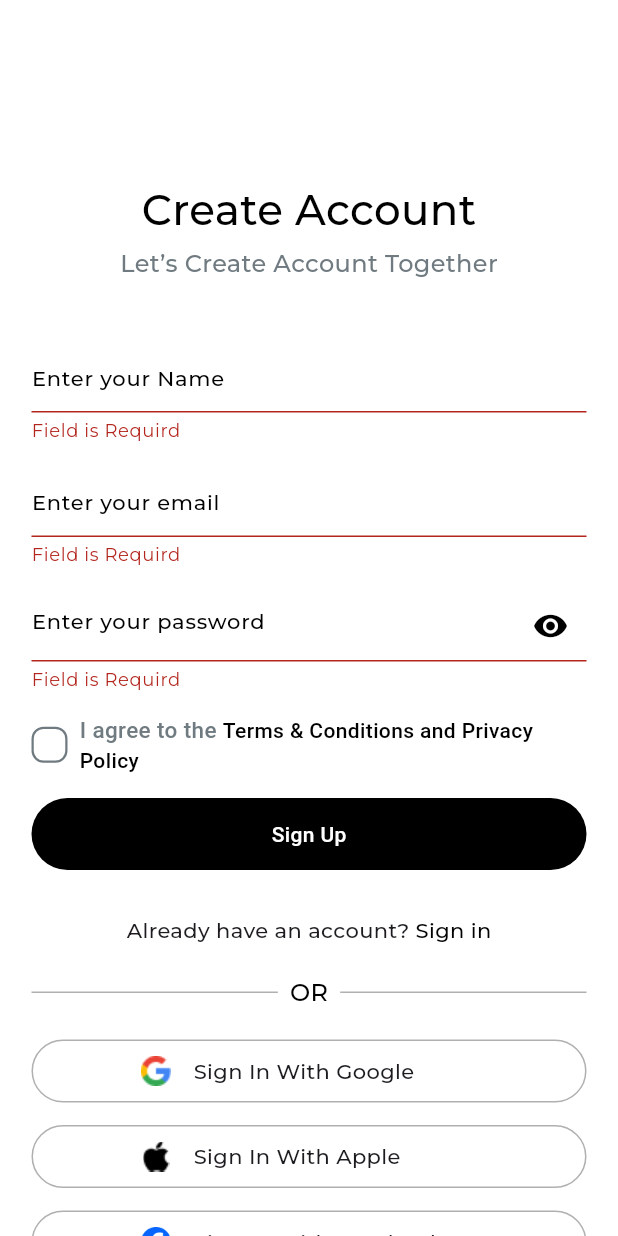
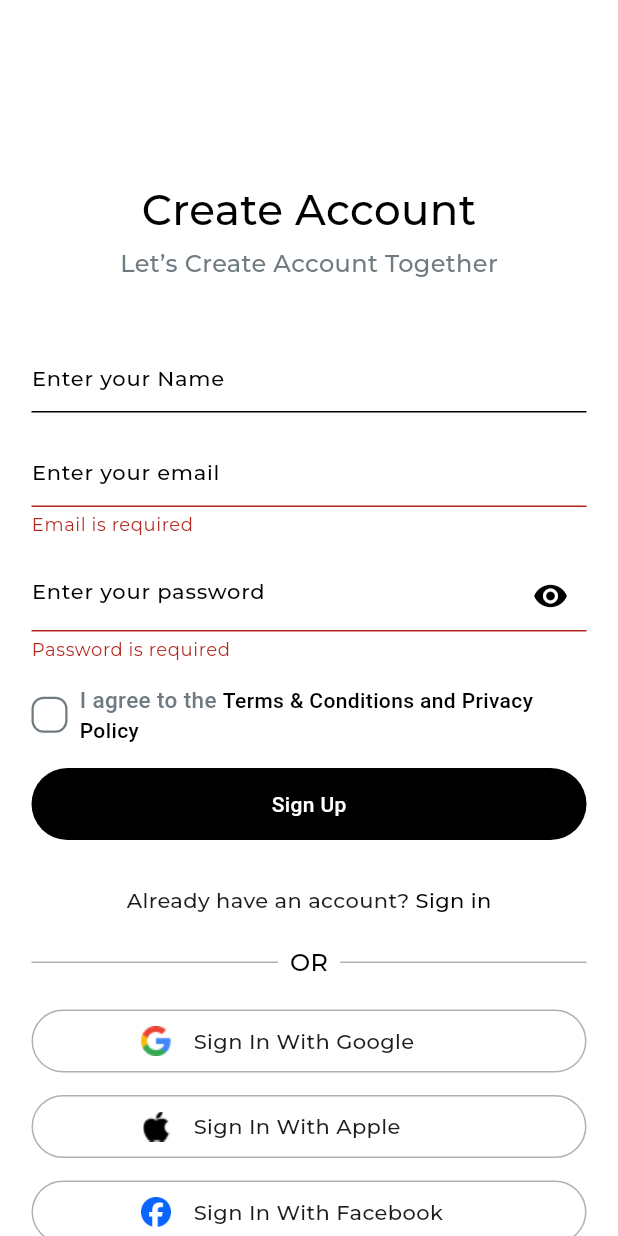
Before and after one commit to amirashawki/Shoely_app, a Flutter app: the SignUpViewBody screen opened directly, after a tap on "Sign Up", on a phone screen of 412 x 824 dp. Run offline on Flutter 3.47's test engine with Material 3 defaults, Android fonts, the phone set to English and light mode, and no system bars; our stand-ins replace bloc, dartz, device_preview, dio, firebase_auth, firebase_core and 5 more; accounts and stored records are empty.

Commit message:
sign up view done

```diff
--- a/lib/Features/auth/presentation/views/widgets/custom_text_field.dart
+++ b/lib/Features/auth/presentation/views/widgets/custom_text_field.dart
@@ -12,6 +12,7 @@ class CustomTextFormField extends StatelessWidget {
     this.controller,
     this.keyboardType,
     this.onSaved,
+    this.validator,
   });
   String hintText;
   TextInputType? keyboardType;
@@ -20,17 +21,14 @@ class CustomTextFormField extends StatelessWidget {
   TextEditingController? controller;
   Function(String)? onChanged;
   void Function(String?)? onSaved;
+  String? Function(String?)? validator;
   @override
   Widget build(BuildContext context) {
     return TextFormField(
       cursorColor: AppColor.kprimaryColor,
       keyboardType: keyboardType,
-      onSaved: onSaved,
-      validator: (value) {
-        if (value == null || value.isEmpty) {
-          return 'Field is Requird';
-        }
-      },
+
+      validator: validator,
       controller: controller,
       obscureText: obscureText!,
       decoration: InputDecoration(
--- a/lib/Features/auth/presentation/views/widgets/signUp_view_body.dart
+++ b/lib/Features/auth/presentation/views/widgets/signUp_view_body.dart
@@ -23,12 +23,12 @@ class SignUpViewBody extends StatefulWidget {
 }
 
 class _SignUpViewBodyState extends State<SignUpViewBody> {
-
   final GlobalKey<FormState> formKey = GlobalKey<FormState>();
   AutovalidateMode autovalidateMode = AutovalidateMode.disabled;
   final TextEditingController nameController = TextEditingController();
   final TextEditingController emailController = TextEditingController();
   final TextEditingController passwordController = TextEditingController();
+
   late bool isAgreeTerms = false;
 
   @override
@@ -69,6 +69,7 @@ late bool isAgreeTerms = false;
                 SizedBox(height: 40),
                 CustomTextFormField(
                   hintText: 'Enter your Name',
+
                   keyboardType: TextInputType.name,
                   controller: nameController,
                 ),
@@ -79,15 +80,26 @@ late bool isAgreeTerms = false;
 
                   controller: emailController,
                   keyboardType: TextInputType.emailAddress,
+                  validator: (value) {
+                    if (value == null || value.isEmpty) {
+                      return 'Email is required';
+                    }
+                    final emailRegex = RegExp(r'^[^@\s]+@[^@\s]+\.[^@\s]+$');
+                    if (!emailRegex.hasMatch(value)) {
+                      return 'Please enter a valid email address';
+                    }
+                    return null;
+                  },
                 ),
                 SizedBox(height: 15),
 
-                CustomPasswordTextField(),
+                CustomPasswordTextField(passwordController: passwordController),
                 SizedBox(height: 15),
-                AgreeTermsAndConditions(onChanged: (value) {
+                AgreeTermsAndConditions(
+                  onChanged: (value) {
                     isAgreeTerms = value;
-
-                },),
+                  },
+                ),
                 SizedBox(height: 15),
                 CustomButton(
                   title: 'Sign Up',
@@ -96,13 +108,15 @@ late bool isAgreeTerms = false;
                     if (formKey.currentState!.validate()) {
                       if (isAgreeTerms) {
                         context.read<SignupCubit>().signUp(
-                          nameController.text,
-                          emailController.text,
-                          passwordController.text,
+                          nameController.text.trim(),
+                          emailController.text.trim(),
+                          passwordController.text.trim(),
                         );
                       } else {
                         errorSnackBar(
-                            context, 'You must agree to the terms and conditions');
+                          context,
+                          'You must agree to the terms and conditions',
+                        );
                       }
                     } else {
                       autovalidateMode = AutovalidateMode.always;
--- a/lib/core/services/firebase_auth_services.dart
+++ b/lib/core/services/firebase_auth_services.dart
@@ -21,7 +21,9 @@ class FirebaseAuthServices {
       } else if (e.code == 'email-already-in-use') {
         throw CustomExceptions('The account already exists for that email.');
       } else if (e.code == 'network-request-failed') {
-        throw CustomExceptions('Check your internet connection and try again.');
+        throw CustomExceptions(
+          'Check your internet connection and33 try again.',
+        );
       } else {
         throw CustomExceptions(e.message ?? 'An unknown error occurred.');
       }
--- a/lib/core/widgets/custom_password_textfield .dart
+++ b/lib/core/widgets/custom_password_textfield .dart
@@ -1,26 +1,36 @@
-
 import 'package:flutter/material.dart';
 import 'package:shoely_app/core/utils/app_color.dart' show AppColor;
 
 import '../../Features/auth/presentation/views/widgets/custom_text_field.dart';
 
 class CustomPasswordTextField extends StatefulWidget {
-  const CustomPasswordTextField({super.key});
-
+  const CustomPasswordTextField({super.key,this.passwordController});
+  final TextEditingController? passwordController;
   @override
-  State<CustomPasswordTextField> createState() => _CustomPasswordTextFieldState();
+  State<CustomPasswordTextField> createState() =>
+      _CustomPasswordTextFieldState();
 }
 
 class _CustomPasswordTextFieldState extends State<CustomPasswordTextField> {
   bool obscureText = false;
-  TextEditingController? passwordController;
+
 
   @override
   Widget build(BuildContext context) {
     return CustomTextFormField(
+      validator: (value) {
+        if (value == null || value.isEmpty) {
+          return 'Password is required';
+        }
+        if (value.length < 6) {
+          return 'Password must be at least 6 characters';
+        }
+        return null;
+      },
+
       obscureText: obscureText,
       hintText: 'Enter your password',
-      controller: passwordController,
+      controller: widget.passwordController,
       keyboardType: TextInputType.visiblePassword,
       suffixIcon: IconButton(
         onPressed: () {
```
Lines whose indentation alone changed are shown as unchanged.
